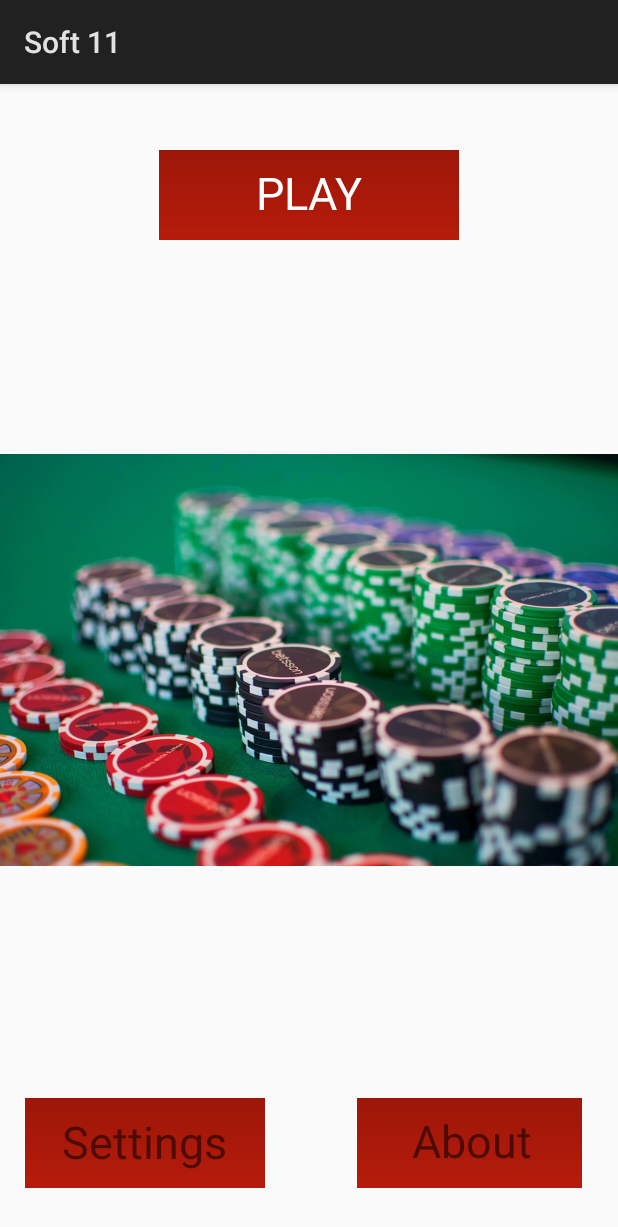
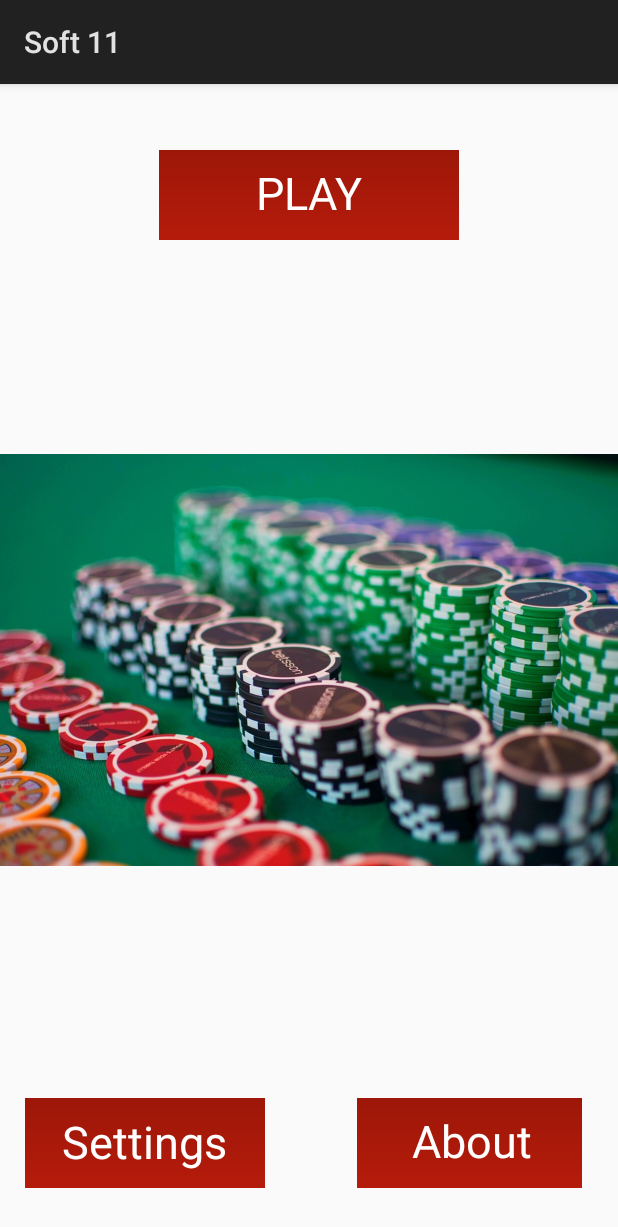
Before and after one commit to mikosd/Soft11, an Android app: the screen it shows after launch (MainActivity), on a phone screen of 412 x 824 dp. Shown: the top 1227 px of the screen. Run offline under Robolectric (Android 15) with nearby library versions, the phone set to English and light mode, and no system bars.

Commit message:
updated main layout - needs work

```diff
--- a/app/src/main/java/com/example/mikos/soft11/MainActivity.java
+++ b/app/src/main/java/com/example/mikos/soft11/MainActivity.java
@@ -11,4 +11,3 @@ public class MainActivity extends Activity {
         setContentView(R.layout.activity_main);
     }
 }
-//Second attempt at comment John Litman
--- a/app/src/main/res/layout/activity_main.xml
+++ b/app/src/main/res/layout/activity_main.xml
@@ -78,6 +78,7 @@
         android:layout_marginStart="8dp"
         android:text="About"
         android:textAlignment="center"
+        android:textColor="#fff"
         android:textSize="30sp"
         app:layout_constraintBottom_toBottomOf="parent"
         app:layout_constraintEnd_toEndOf="parent"
@@ -92,6 +93,7 @@
         android:layout_marginStart="16dp"
         android:text="Settings"
         android:textAlignment="center"
+        android:textColor="#fff"
         android:textSize="30sp"
         app:layout_constraintBottom_toBottomOf="parent"
         app:layout_constraintStart_toStartOf="parent" />
```
